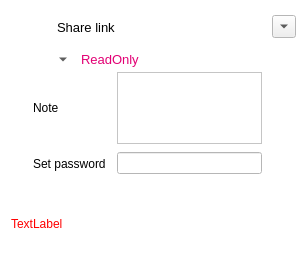
Qt form src/gui/sharelinkwidget.ui (nextmcloud/desktop) before a commit.
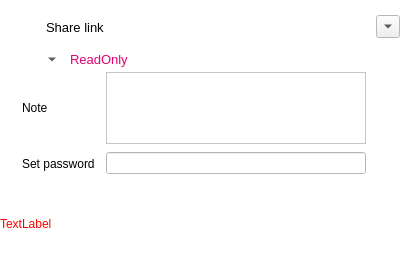
The same form after that commit. Icons and pictures are not drawn. Custom widgets are drawn as their Qt base class.

Diff of the .ui file:
```diff
--- a/src/gui/sharelinkwidget.ui
+++ b/src/gui/sharelinkwidget.ui
@@ -6,12 +6,12 @@
    <rect>
     <x>0</x>
     <y>0</y>
-    <width>307</width>
+    <width>400</width>
     <height>277</height>
    </rect>
   </property>
   <property name="sizePolicy">
-   <sizepolicy hsizetype="Preferred" vsizetype="Fixed">
+   <sizepolicy hsizetype="Preferred" vsizetype="Preferred">
     <horstretch>0</horstretch>
     <verstretch>0</verstretch>
    </sizepolicy>
@@ -81,9 +81,15 @@
    </palette>
   </property>
   <layout class="QGridLayout" name="gridLayout_2">
+   <property name="leftMargin">
+    <number>0</number>
+   </property>
    <property name="topMargin">
     <number>7</number>
    </property>
+   <property name="rightMargin">
+    <number>0</number>
+   </property>
    <property name="bottomMargin">
     <number>7</number>
    </property>
```
